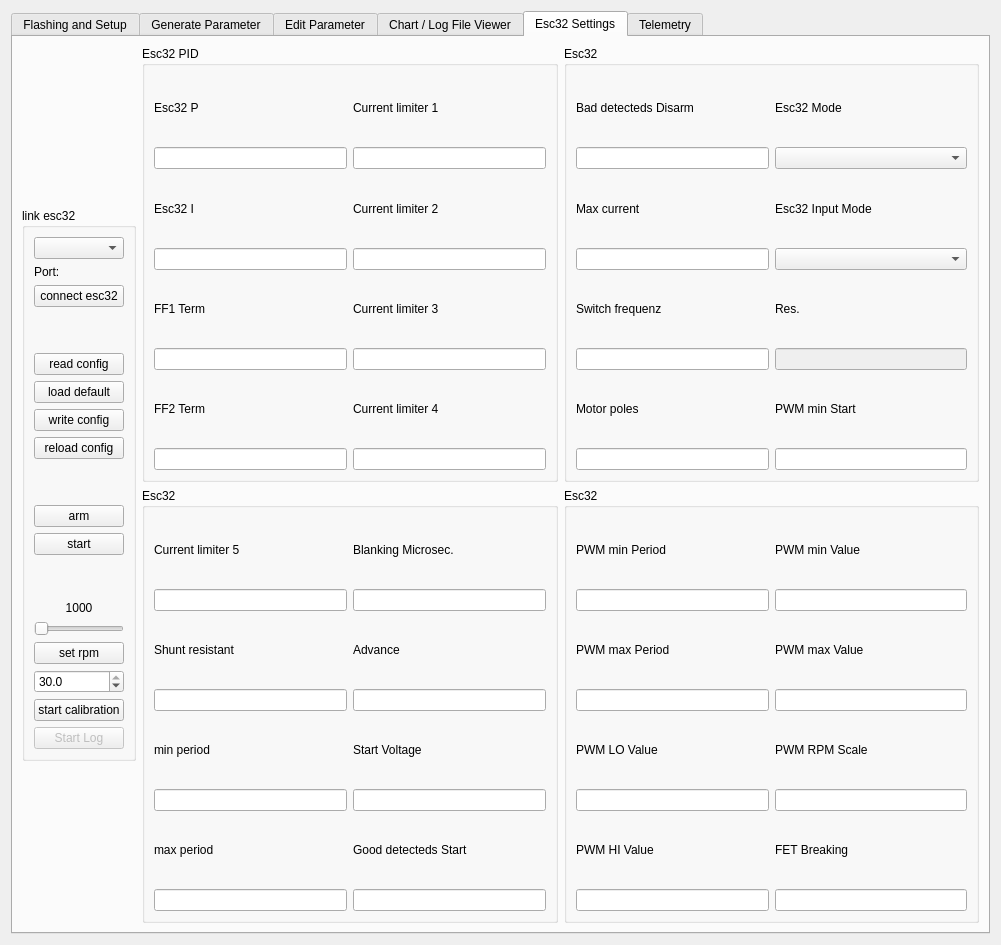
Old version of the form src/ui/qgcautoquad.ui in the repository mpaperno/qgroundcontrol_aq.
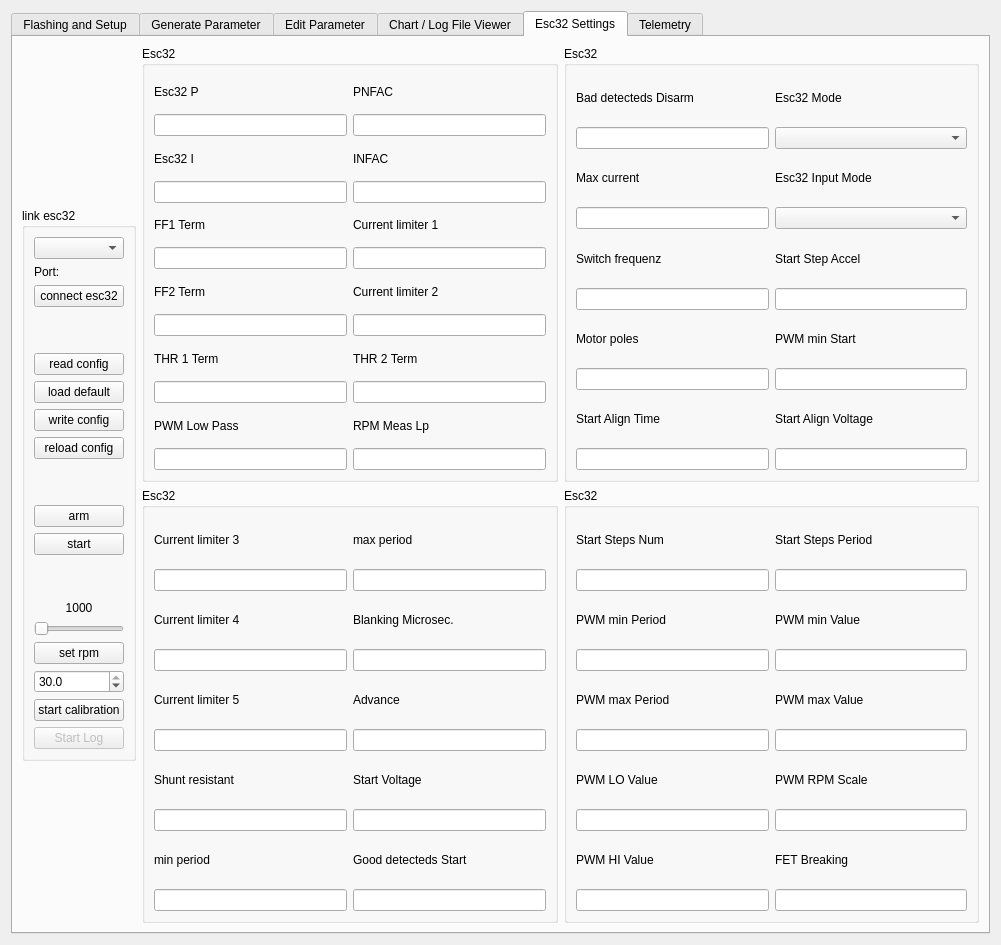
New version of the form. The open tabs and pages were chosen to show the change.

Commit message: fixed esc32 paras

Patch:
```diff
--- a/src/ui/qgcautoquad.ui
+++ b/src/ui/qgcautoquad.ui
@@ -4334,8 +4334,8 @@
       <attribute name="title">
        <string>Esc32 Settings</string>
       </attribute>
-      <layout class="QHBoxLayout" name="horizontalLayout_53">
-       <item>
+      <layout class="QGridLayout" name="gridLayout_12">
+       <item row="0" column="0" rowspan="2">
         <widget class="QGroupBox" name="groupBox_connect_esc32">
          <property name="sizePolicy">
           <sizepolicy hsizetype="Fixed" vsizetype="Fixed">
@@ -4535,19 +4535,200 @@
          </layout>
         </widget>
        </item>
+       <item row="0" column="1">
+        <widget class="QGroupBox" name="groupBox_esc_setting_1">
+         <property name="title">
+          <string>Esc32</string>
+         </property>
+         <layout class="QHBoxLayout" name="horizontalLayout_18">
        <item>
         <layout class="QVBoxLayout" name="verticalLayout_134">
          <item>
-          <layout class="QGridLayout" name="gridLayout_12">
-           <item row="0" column="1">
-            <widget class="QGroupBox" name="groupBox_esc_setting_2">
-             <property name="title">
-              <string>Esc32</string>
-             </property>
-             <layout class="QHBoxLayout" name="horizontalLayout_48">
+             <layout class="QVBoxLayout" name="verticalLayout_176">
+              <item>
+               <widget class="QLabel" name="label_147">
+                <property name="text">
+                 <string>Esc32 P</string>
+                </property>
+               </widget>
+              </item>
+              <item>
+               <widget class="QLineEdit" name="PTERM"/>
+              </item>
+             </layout>
+            </item>
+            <item>
+             <layout class="QVBoxLayout" name="verticalLayout_177">
+              <item>
+               <widget class="QLabel" name="label_148">
+                <property name="text">
+                 <string>Esc32 I</string>
+                </property>
+               </widget>
+              </item>
+              <item>
+               <widget class="QLineEdit" name="ITERM"/>
+              </item>
+             </layout>
+            </item>
+            <item>
+             <layout class="QVBoxLayout" name="verticalLayout_178">
+              <item>
+               <widget class="QLabel" name="label_149">
+                <property name="text">
+                 <string>FF1 Term</string>
+                </property>
+               </widget>
+              </item>
+              <item>
+               <widget class="QLineEdit" name="FF1TERM"/>
+              </item>
+             </layout>
+            </item>
+            <item>
+             <layout class="QVBoxLayout" name="verticalLayout_179">
+              <item>
+               <widget class="QLabel" name="label_150">
+                <property name="text">
+                 <string>FF2 Term</string>
+                </property>
+               </widget>
+              </item>
+              <item>
+               <widget class="QLineEdit" name="FF2TERM"/>
+              </item>
+             </layout>
+            </item>
+            <item>
+             <layout class="QVBoxLayout" name="verticalLayout_204">
+              <item>
+               <widget class="QLabel" name="label_165">
+                <property name="text">
+                 <string>THR 1 Term</string>
+                </property>
+               </widget>
+              </item>
+              <item>
+               <widget class="QLineEdit" name="THR1TERM"/>
+              </item>
+             </layout>
+            </item>
+            <item>
+             <layout class="QVBoxLayout" name="verticalLayout_207">
+              <item>
+               <widget class="QLabel" name="label_215">
+                <property name="text">
+                 <string>PWM Low Pass</string>
+                </property>
+               </widget>
+              </item>
+              <item>
+               <widget class="QLineEdit" name="PWM_LOWPASS"/>
+              </item>
+             </layout>
+            </item>
+           </layout>
+          </item>
               <item>
                <layout class="QVBoxLayout" name="verticalLayout_135">
                 <item>
+             <layout class="QVBoxLayout" name="verticalLayout_180">
+              <item>
+               <widget class="QLabel" name="label_157">
+                <property name="text">
+                 <string>PNFAC</string>
+                </property>
+               </widget>
+              </item>
+              <item>
+               <widget class="QLineEdit" name="PNFAC"/>
+              </item>
+             </layout>
+            </item>
+            <item>
+             <layout class="QVBoxLayout" name="verticalLayout_203">
+              <item>
+               <widget class="QLabel" name="label_161">
+                <property name="text">
+                 <string>INFAC</string>
+                </property>
+               </widget>
+              </item>
+              <item>
+               <widget class="QLineEdit" name="INFAC"/>
+              </item>
+             </layout>
+            </item>
+            <item>
+             <layout class="QVBoxLayout" name="verticalLayout_181">
+              <item>
+               <widget class="QLabel" name="label_151">
+                <property name="text">
+                 <string>Current limiter 1</string>
+                </property>
+               </widget>
+              </item>
+              <item>
+               <widget class="QLineEdit" name="CL1TERM"/>
+              </item>
+             </layout>
+            </item>
+            <item>
+             <layout class="QVBoxLayout" name="verticalLayout_182">
+              <item>
+               <widget class="QLabel" name="label_152">
+                <property name="text">
+                 <string>Current limiter 2</string>
+                </property>
+               </widget>
+              </item>
+              <item>
+               <widget class="QLineEdit" name="CL2TERM"/>
+              </item>
+             </layout>
+            </item>
+            <item>
+             <layout class="QVBoxLayout" name="verticalLayout_205">
+              <item>
+               <widget class="QLabel" name="label_169">
+                <property name="text">
+                 <string>THR 2 Term</string>
+                </property>
+               </widget>
+              </item>
+              <item>
+               <widget class="QLineEdit" name="THR2TERM"/>
+              </item>
+             </layout>
+            </item>
+            <item>
+             <layout class="QVBoxLayout" name="verticalLayout_208">
+              <item>
+               <widget class="QLabel" name="label_219">
+                <property name="text">
+                 <string>RPM Meas Lp</string>
+                </property>
+               </widget>
+              </item>
+              <item>
+               <widget class="QLineEdit" name="RPM_MEAS_LP"/>
+              </item>
+             </layout>
+            </item>
+           </layout>
+          </item>
+         </layout>
+        </widget>
+       </item>
+       <item row="0" column="2">
+        <widget class="QGroupBox" name="groupBox_esc_setting_2">
+         <property name="title">
+          <string>Esc32</string>
+         </property>
+         <layout class="QHBoxLayout" name="horizontalLayout_16">
+          <item>
+           <layout class="QVBoxLayout" name="verticalLayout_209">
+            <item>
                  <layout class="QVBoxLayout" name="verticalLayout_136">
                   <item>
                    <widget class="QLabel" name="label_115">
@@ -4606,10 +4787,24 @@
                   </item>
                  </layout>
                 </item>
-               </layout>
-              </item>
+            <item>
+             <layout class="QVBoxLayout" name="verticalLayout_150">
+              <item>
+               <widget class="QLabel" name="label_133">
+                <property name="text">
+                 <string>Start Align Time</string>
+                </property>
+               </widget>
+              </item>
+              <item>
+               <widget class="QLineEdit" name="START_ALIGN_TIME"/>
+              </item>
+             </layout>
+            </item>
+           </layout>
+          </item>
               <item>
-               <layout class="QVBoxLayout" name="verticalLayout_140">
+           <layout class="QVBoxLayout" name="verticalLayout_143">
                 <item>
                  <layout class="QVBoxLayout" name="verticalLayout_141">
                   <item>
@@ -4639,20 +4834,16 @@
                  </layout>
                 </item>
                 <item>
-                 <layout class="QVBoxLayout" name="verticalLayout_143">
+             <layout class="QVBoxLayout" name="verticalLayout_206">
                   <item>
-                   <widget class="QLabel" name="label_121">
+               <widget class="QLabel" name="label_211">
                     <property name="text">
-                     <string>Res.</string>
+                 <string>Start Step Accel</string>
                     </property>
                    </widget>
                   </item>
                   <item>
-                   <widget class="QLineEdit" name="CTRL_YAW_RTE_DM_2">
-                    <property name="enabled">
-                     <bool>false</bool>
-                    </property>
-                   </widget>
+               <widget class="QLineEdit" name="START_STEPS_ACCEL"/>
                   </item>
                  </layout>
                 </item>
@@ -4674,19 +4865,61 @@
                   </item>
                  </layout>
                 </item>
+            <item>
+             <layout class="QVBoxLayout" name="verticalLayout_165">
+              <item>
+               <widget class="QLabel" name="label_137">
+                <property name="text">
+                 <string>Start Align Voltage</string>
+                </property>
+               </widget>
+              </item>
+              <item>
+               <widget class="QLineEdit" name="START_ALIGN_VOLTAGE"/>
+              </item>
                </layout>
               </item>
              </layout>
-            </widget>
-           </item>
-           <item row="1" column="0">
+          </item>
+         </layout>
+        </widget>
+       </item>
+       <item row="1" column="1">
             <widget class="QGroupBox" name="groupBox_esc_setting_3">
              <property name="title">
               <string>Esc32</string>
              </property>
              <layout class="QHBoxLayout" name="horizontalLayout_49">
               <item>
-               <layout class="QVBoxLayout" name="verticalLayout_145">
+           <layout class="QVBoxLayout" name="verticalLayout_140">
+            <item>
+             <layout class="QVBoxLayout" name="verticalLayout_183">
+              <item>
+               <widget class="QLabel" name="label_153">
+                <property name="text">
+                 <string>Current limiter 3</string>
+                </property>
+               </widget>
+              </item>
+              <item>
+               <widget class="QLineEdit" name="CL3TERM"/>
+              </item>
+             </layout>
+            </item>
+            <item>
+             <layout class="QVBoxLayout" name="verticalLayout_184">
+              <item>
+               <widget class="QLabel" name="label_154">
+                <property name="text">
+                 <string>Current limiter 4</string>
+                </property>
+               </widget>
+              </item>
+              <item>
+               <widget class="QLineEdit" name="CL4TERM"/>
+              </item>
+             </layout>
+            </item>
                 <item>
                  <layout class="QVBoxLayout" name="verticalLayout_146">
                   <item>
@@ -4729,6 +4962,10 @@
                   </item>
                  </layout>
                 </item>
+           </layout>
+          </item>
+          <item>
+           <layout class="QVBoxLayout" name="verticalLayout_145">
                 <item>
                  <layout class="QVBoxLayout" name="verticalLayout_149">
                   <item>
@@ -4743,10 +4980,6 @@
                   </item>
                  </layout>
                 </item>
-               </layout>
-              </item>
-              <item>
-               <layout class="QVBoxLayout" name="verticalLayout_150">
                 <item>
                  <layout class="QVBoxLayout" name="verticalLayout_151">
                   <item>
@@ -4808,14 +5041,28 @@
              </layout>
             </widget>
            </item>
-           <item row="1" column="1">
+       <item row="1" column="2">
             <widget class="QGroupBox" name="groupBox_esc_setting_4">
              <property name="title">
               <string>Esc32</string>
              </property>
              <layout class="QHBoxLayout" name="horizontalLayout_51">
               <item>
-               <layout class="QVBoxLayout" name="verticalLayout_165">
+           <layout class="QVBoxLayout" name="verticalLayout_210">
+            <item>
+             <layout class="QVBoxLayout" name="verticalLayout_170">
+              <item>
+               <widget class="QLabel" name="label_173">
+                <property name="text">
+                 <string>Start Steps Num</string>
+                </property>
+               </widget>
+              </item>
+              <item>
+               <widget class="QLineEdit" name="START_STEPS_NUM"/>
+              </item>
+             </layout>
+            </item>
                 <item>
                  <layout class="QVBoxLayout" name="verticalLayout_166">
                   <item>
@@ -4875,7 +5122,21 @@
                </layout>
               </item>
               <item>
-               <layout class="QVBoxLayout" name="verticalLayout_170">
+           <layout class="QVBoxLayout" name="verticalLayout_211">
+            <item>
+             <layout class="QVBoxLayout" name="verticalLayout_175">
+              <item>
+               <widget class="QLabel" name="label_178">
+                <property name="text">
+                 <string>Start Steps Period</string>
+                </property>
+               </widget>
+              </item>
+              <item>
+               <widget class="QLineEdit" name="START_STEPS_PERIOD"/>
+              </item>
+             </layout>
+            </item>
                 <item>
                  <layout class="QVBoxLayout" name="verticalLayout_171">
                   <item>
@@ -4937,139 +5198,6 @@
              </layout>
             </widget>
            </item>
-           <item row="0" column="0">
-            <widget class="QGroupBox" name="groupBox_esc_setting_1">
-             <property name="title">
-              <string>Esc32 PID</string>
-             </property>
-             <layout class="QHBoxLayout" name="horizontalLayout_52">
-              <item>
-               <layout class="QVBoxLayout" name="verticalLayout_175">
-                <item>
-                 <layout class="QVBoxLayout" name="verticalLayout_176">
-                  <item>
-                   <widget class="QLabel" name="label_147">
-                    <property name="text">
-                     <string>Esc32 P</string>
-                    </property>
-                   </widget>
-                  </item>
-                  <item>
-                   <widget class="QLineEdit" name="PTERM"/>
-                  </item>
-                 </layout>
-                </item>
-                <item>
-                 <layout class="QVBoxLayout" name="verticalLayout_177">
-                  <item>
-                   <widget class="QLabel" name="label_148">
-                    <property name="text">
-                     <string>Esc32 I</string>
-                    </property>
-                   </widget>
-                  </item>
-                  <item>
-                   <widget class="QLineEdit" name="ITERM"/>
-                  </item>
-                 </layout>
-                </item>
-                <item>
-                 <layout class="QVBoxLayout" name="verticalLayout_178">
-                  <item>
-                   <widget class="QLabel" name="label_149">
-                    <property name="text">
-                     <string>FF1 Term</string>
-                    </property>
-                   </widget>
-                  </item>
-                  <item>
-                   <widget class="QLineEdit" name="FF1TERM"/>
-                  </item>
-                 </layout>
-                </item>
-                <item>
-                 <layout class="QVBoxLayout" name="verticalLayout_179">
-                  <item>
-                   <widget class="QLabel" name="label_150">
-                    <property name="text">
-                     <string>FF2 Term</string>
-                    </property>
-                   </widget>
-                  </item>
-                  <item>
-                   <widget class="QLineEdit" name="FF2TERM"/>
-                  </item>
-                 </layout>
-                </item>
-               </layout>
-              </item>
-              <item>
-               <layout class="QVBoxLayout" name="verticalLayout_180">
-                <item>
-                 <layout class="QVBoxLayout" name="verticalLayout_181">
-                  <item>
-                   <widget class="QLabel" name="label_151">
-                    <property name="text">
-                     <string>Current limiter 1</string>
-                    </property>
-                   </widget>
-                  </item>
-                  <item>
-                   <widget class="QLineEdit" name="CL1TERM"/>
-                  </item>
-                 </layout>
-                </item>
-                <item>
-                 <layout class="QVBoxLayout" name="verticalLayout_182">
-                  <item>
-                   <widget class="QLabel" name="label_152">
-                    <property name="text">
-                     <string>Current limiter 2</string>
-                    </property>
-                   </widget>
-                  </item>
-                  <item>
-                   <widget class="QLineEdit" name="CL2TERM"/>
-                  </item>
-                 </layout>
-                </item>
-                <item>
-                 <layout class="QVBoxLayout" name="verticalLayout_183">
-                  <item>
-                   <widget class="QLabel" name="label_153">
-                    <property name="text">
-                     <string>Current limiter 3</string>
-                    </property>
-                   </widget>
-                  </item>
-                  <item>
-                   <widget class="QLineEdit" name="CL3TERM"/>
-                  </item>
-                 </layout>
-                </item>
-                <item>
-                 <layout class="QVBoxLayout" name="verticalLayout_184">
-                  <item>
-                   <widget class="QLabel" name="label_154">
-                    <property name="text">
-                     <string>Current limiter 4</string>
-                    </property>
-                   </widget>
-                  </item>
-                  <item>
-                   <widget class="QLineEdit" name="CL4TERM"/>
-                  </item>
-                 </layout>
-                </item>
-               </layout>
-              </item>
-             </layout>
-            </widget>
-           </item>
-          </layout>
-         </item>
-        </layout>
-       </item>
       </layout>
      </widget>
      <widget class="QWidget" name="tab_aq_telemetry">
```
Left out of the diff: 6 changed lines with no effect on the pictures. Lines whose indentation alone changed are shown as unchanged. The commit also changes 2 other files.
